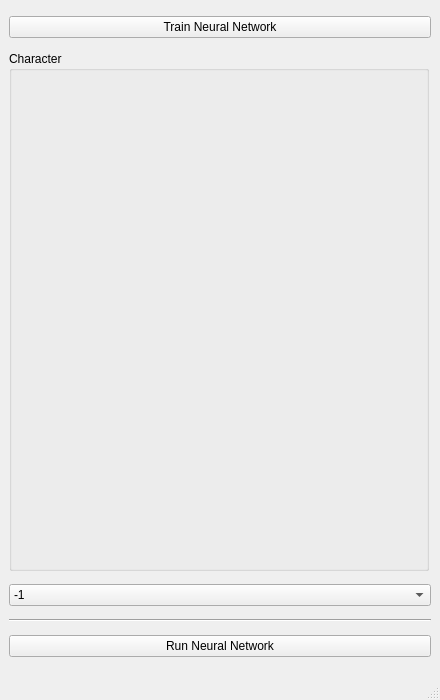
First picture: the form in 6_Character_Recognition/character_recognition.ui, repository Er1ckS1lva/ia-cc-2020-2-ErickSilva, before the edit.
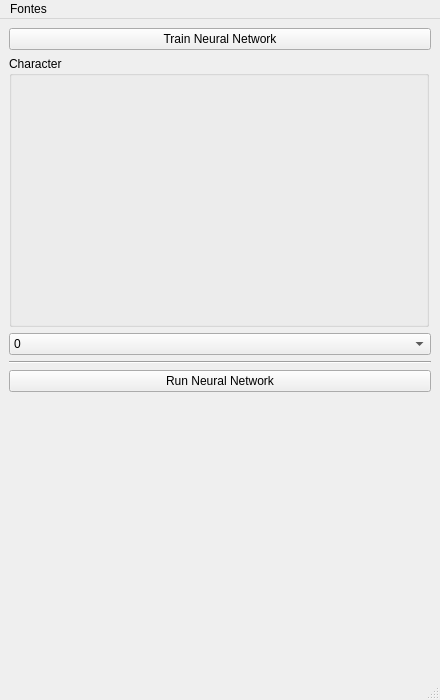
Second picture: the form after the edit. Icons and pictures are not drawn.

Diff of the .ui file:
```diff
--- a/6_Character_Recognition/character_recognition.ui
+++ b/6_Character_Recognition/character_recognition.ui
@@ -2468,6 +2468,12 @@
     </item>
     <item>
      <widget class="QComboBox" name="characterComboBox">
+      <property name="currentText">
+       <string>0</string>
+      </property>
+      <property name="currentIndex">
+       <number>1</number>
+      </property>
       <item>
        <property name="text">
         <string>-1</string>
@@ -2539,6 +2545,13 @@
       </property>
      </widget>
     </item>
+    <item>
+     <widget class="QLabel" name="Label_Saida">
+      <property name="text">
+       <string/>
+      </property>
+     </widget>
+    </item>
    </layout>
   </widget>
   <widget class="QMenuBar" name="menubar">
@@ -2547,9 +2560,17 @@
      <x>0</x>
      <y>0</y>
      <width>440</width>
-     <height>22</height>
+     <height>21</height>
     </rect>
    </property>
+   <widget class="QMenu" name="menuFontes">
+    <property name="title">
+     <string>Fontes</string>
+    </property>
+    <addaction name="actionFonte_A"/>
+    <addaction name="actionFonte_B"/>
+   </widget>
+   <addaction name="menuFontes"/>
   </widget>
   <widget class="QStatusBar" name="statusbar"/>
  </widget>
```
Left out of the diff: 10 changed lines with no effect on the pictures.
